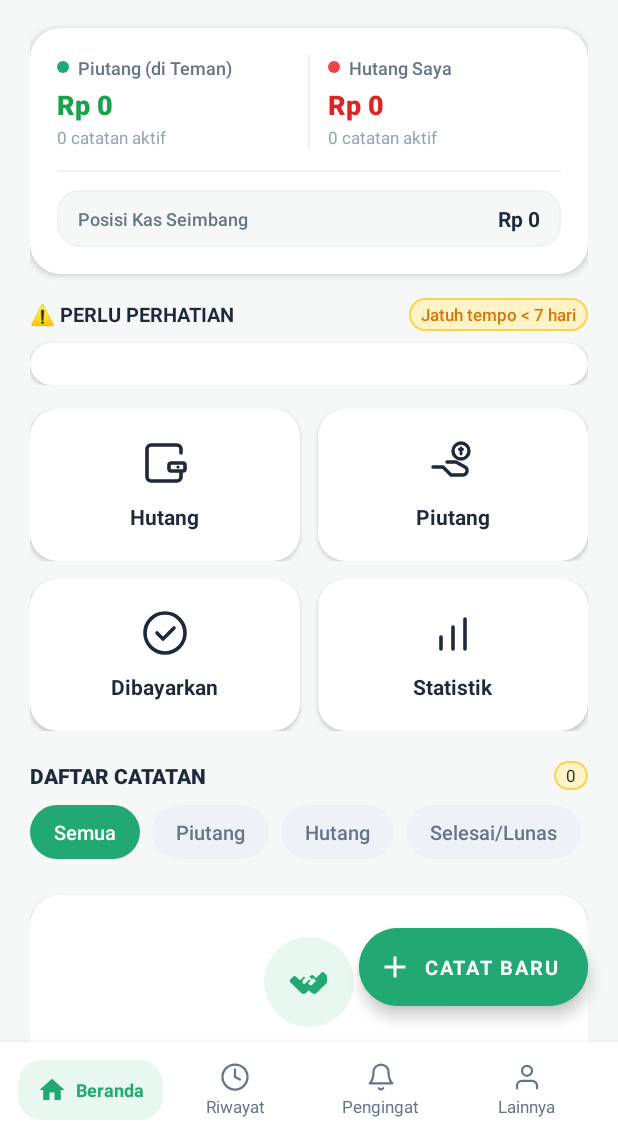
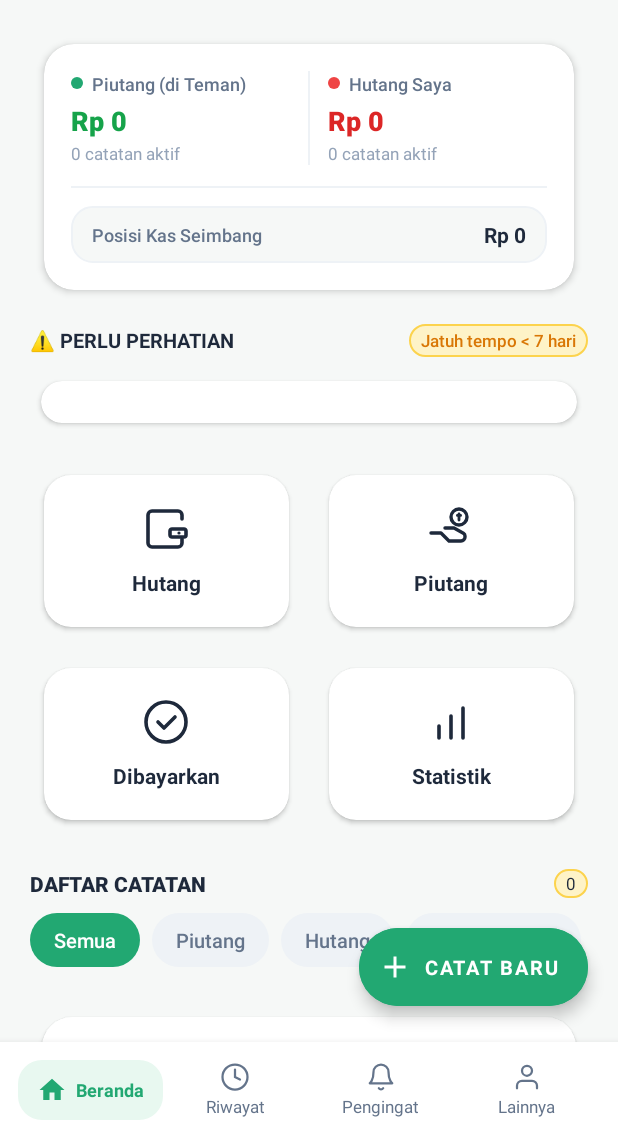
Before and after one commit to Scovandis/Hupisan, an Android app: the screen it shows after launch (MainActivity), on a phone screen of 412 x 824 dp, the part 98-1236 px from its top. Run offline under Robolectric (Android 15) with nearby library versions, the phone set to English and light mode, and no system bars; our stand-ins replace Shimmer; 6 statements that could not run were skipped.

Commit message:
fix(ui): eliminate CardView layout collisions and clipping using compat padding and balanced margins

```diff
--- a/app/src/main/res/layout/activity_main.xml
+++ b/app/src/main/res/layout/activity_main.xml
@@ -13,6 +13,7 @@
         android:id="@+id/nested_scroll_view"
         android:layout_width="match_parent"
         android:layout_height="0dp"
+        android:clipChildren="false"
         android:clipToPadding="false"
         android:fillViewport="true"
         android:paddingBottom="24dp"
@@ -24,6 +25,8 @@
         <LinearLayout
             android:layout_width="match_parent"
             android:layout_height="wrap_content"
+            android:clipChildren="false"
+            android:clipToPadding="false"
             android:orientation="vertical"
             android:paddingStart="20dp"
             android:paddingTop="20dp"
@@ -119,12 +122,12 @@
                 android:id="@+id/card_summary"
                 android:layout_width="match_parent"
                 android:layout_height="wrap_content"
-                android:layout_marginBottom="16dp"
+                android:layout_marginBottom="12dp"
                 app:cardBackgroundColor="@color/white"
                 app:cardCornerRadius="20dp"
                 app:cardElevation="3dp"
-                app:cardPreventCornerOverlap="false"
-                app:cardUseCompatPadding="false">
+                app:cardPreventCornerOverlap="true"
+                app:cardUseCompatPadding="true">
 
                 <LinearLayout
                     android:layout_width="match_parent"
@@ -340,8 +343,8 @@
                     app:cardBackgroundColor="@color/white"
                     app:cardCornerRadius="16dp"
                     app:cardElevation="2dp"
-                    app:cardPreventCornerOverlap="false"
-                    app:cardUseCompatPadding="false">
+                    app:cardPreventCornerOverlap="true"
+                    app:cardUseCompatPadding="true">
 
                     <LinearLayout
                         android:id="@+id/container_perlu_perhatian_items"
@@ -358,6 +361,8 @@
                 android:layout_width="match_parent"
                 android:layout_height="wrap_content"
                 android:baselineAligned="false"
+                android:clipChildren="false"
+                android:clipToPadding="false"
                 android:orientation="horizontal">
 
                 <!-- Card 1: Hutang -->
@@ -365,7 +370,10 @@
                     android:id="@+id/card_menu_debt"
                     android:layout_width="0dp"
                     android:layout_height="wrap_content"
+                    android:layout_marginStart="2dp"
                     android:layout_marginEnd="6dp"
+                    android:layout_marginTop="2dp"
+                    android:layout_marginBottom="4dp"
                     android:layout_weight="1"
                     android:clickable="true"
                     android:focusable="true"
@@ -373,8 +381,8 @@
                     app:cardBackgroundColor="@color/white"
                     app:cardCornerRadius="18dp"
                     app:cardElevation="2dp"
-                    app:cardPreventCornerOverlap="false"
-                    app:cardUseCompatPadding="false">
+                    app:cardPreventCornerOverlap="true"
+                    app:cardUseCompatPadding="true">
 
                     <LinearLayout
                         android:layout_width="match_parent"
@@ -406,6 +414,9 @@
                     android:layout_width="0dp"
                     android:layout_height="wrap_content"
                     android:layout_marginStart="6dp"
+                    android:layout_marginEnd="2dp"
+                    android:layout_marginTop="2dp"
+                    android:layout_marginBottom="4dp"
                     android:layout_weight="1"
                     android:clickable="true"
                     android:focusable="true"
@@ -413,8 +424,8 @@
                     app:cardBackgroundColor="@color/white"
                     app:cardCornerRadius="18dp"
                     app:cardElevation="2dp"
-                    app:cardPreventCornerOverlap="false"
-                    app:cardUseCompatPadding="false">
+                    app:cardPreventCornerOverlap="true"
+                    app:cardUseCompatPadding="true">
 
                     <LinearLayout
                         android:layout_width="match_parent"
@@ -445,8 +456,10 @@
             <LinearLayout
                 android:layout_width="match_parent"
                 android:layout_height="wrap_content"
-                android:layout_marginTop="12dp"
+                android:layout_marginTop="4dp"
                 android:baselineAligned="false"
+                android:clipChildren="false"
+                android:clipToPadding="false"
                 android:orientation="horizontal">
 
                 <!-- Card 3: Dibayarkan -->
@@ -454,7 +467,10 @@
                     android:id="@+id/card_menu_paid_off"
                     android:layout_width="0dp"
                     android:layout_height="wrap_content"
+                    android:layout_marginStart="2dp"
                     android:layout_marginEnd="6dp"
+                    android:layout_marginTop="2dp"
+                    android:layout_marginBottom="4dp"
                     android:layout_weight="1"
                     android:clickable="true"
                     android:focusable="true"
@@ -462,8 +478,8 @@
                     app:cardBackgroundColor="@color/white"
                     app:cardCornerRadius="18dp"
                     app:cardElevation="2dp"
-                    app:cardPreventCornerOverlap="false"
-                    app:cardUseCompatPadding="false">
+                    app:cardPreventCornerOverlap="true"
+                    app:cardUseCompatPadding="true">
 
                     <LinearLayout
                         android:layout_width="match_parent"
@@ -495,6 +511,9 @@
                     android:layout_width="0dp"
                     android:layout_height="wrap_content"
                     android:layout_marginStart="6dp"
+                    android:layout_marginEnd="2dp"
+                    android:layout_marginTop="2dp"
+                    android:layout_marginBottom="4dp"
                     android:layout_weight="1"
                     android:clickable="true"
                     android:focusable="true"
@@ -502,8 +521,8 @@
                     app:cardBackgroundColor="@color/white"
                     app:cardCornerRadius="18dp"
                     app:cardElevation="2dp"
-                    app:cardPreventCornerOverlap="false"
-                    app:cardUseCompatPadding="false">
+                    app:cardPreventCornerOverlap="true"
+                    app:cardUseCompatPadding="true">
 
                     <LinearLayout
                         android:layout_width="match_parent"
@@ -681,8 +700,8 @@
                 app:cardBackgroundColor="@color/white"
                 app:cardCornerRadius="20dp"
                 app:cardElevation="2dp"
-                app:cardPreventCornerOverlap="false"
-                app:cardUseCompatPadding="false">
+                app:cardPreventCornerOverlap="true"
+                app:cardUseCompatPadding="true">
 
                 <LinearLayout
                     android:layout_width="match_parent"
@@ -761,8 +780,8 @@
                 app:cardBackgroundColor="@color/hupisan_primary_surface"
                 app:cardCornerRadius="18dp"
                 app:cardElevation="0dp"
-                app:cardPreventCornerOverlap="false"
-                app:cardUseCompatPadding="false">
+                app:cardPreventCornerOverlap="true"
+                app:cardUseCompatPadding="true">
 
                 <LinearLayout
                     android:layout_width="match_parent"
--- a/app/src/main/res/layout/row_item.xml
+++ b/app/src/main/res/layout/row_item.xml
@@ -12,8 +12,8 @@
     app:cardBackgroundColor="@color/white"
     app:cardCornerRadius="18dp"
     app:cardElevation="2dp"
-    app:cardPreventCornerOverlap="false"
-    app:cardUseCompatPadding="false">
+    app:cardPreventCornerOverlap="true"
+    app:cardUseCompatPadding="true">
 
     <androidx.constraintlayout.widget.ConstraintLayout
         android:layout_width="match_parent"
--- a/app/src/main/res/layout/row_new_data.xml
+++ b/app/src/main/res/layout/row_new_data.xml
@@ -11,8 +11,8 @@
     app:cardBackgroundColor="@color/hupisan_card_bg"
     app:cardCornerRadius="16dp"
     app:cardElevation="0dp"
-    app:cardPreventCornerOverlap="false"
-    app:cardUseCompatPadding="false">
+    app:cardPreventCornerOverlap="true"
+    app:cardUseCompatPadding="true">
 
     <androidx.constraintlayout.widget.ConstraintLayout
         android:layout_width="match_parent"
```
